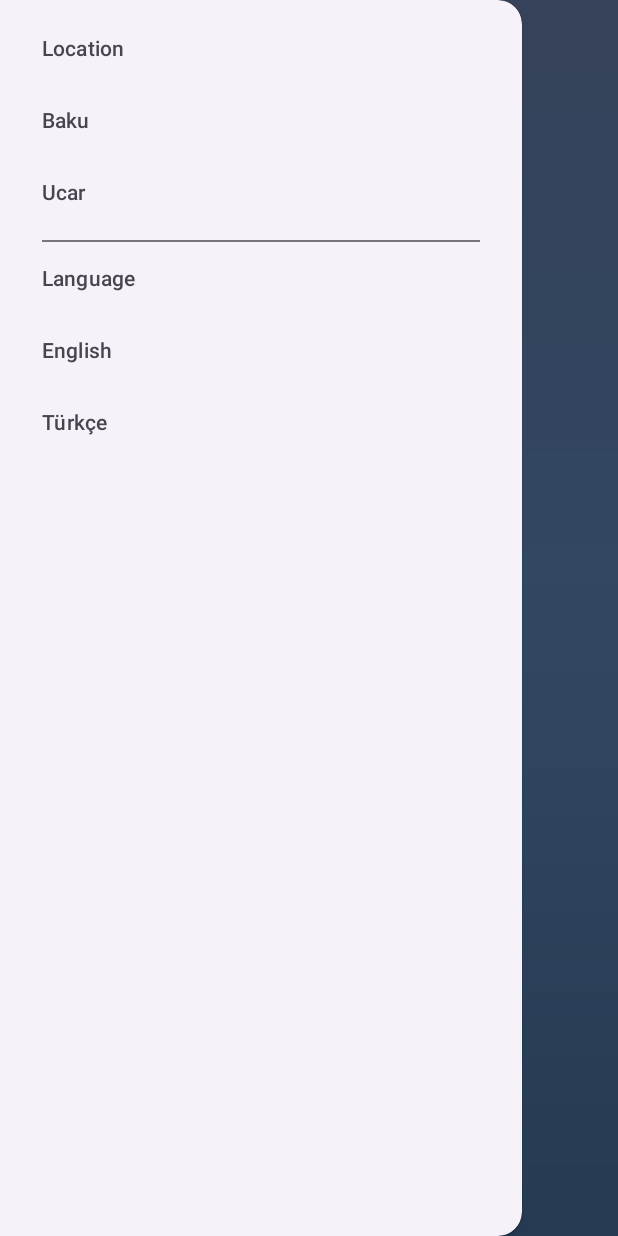
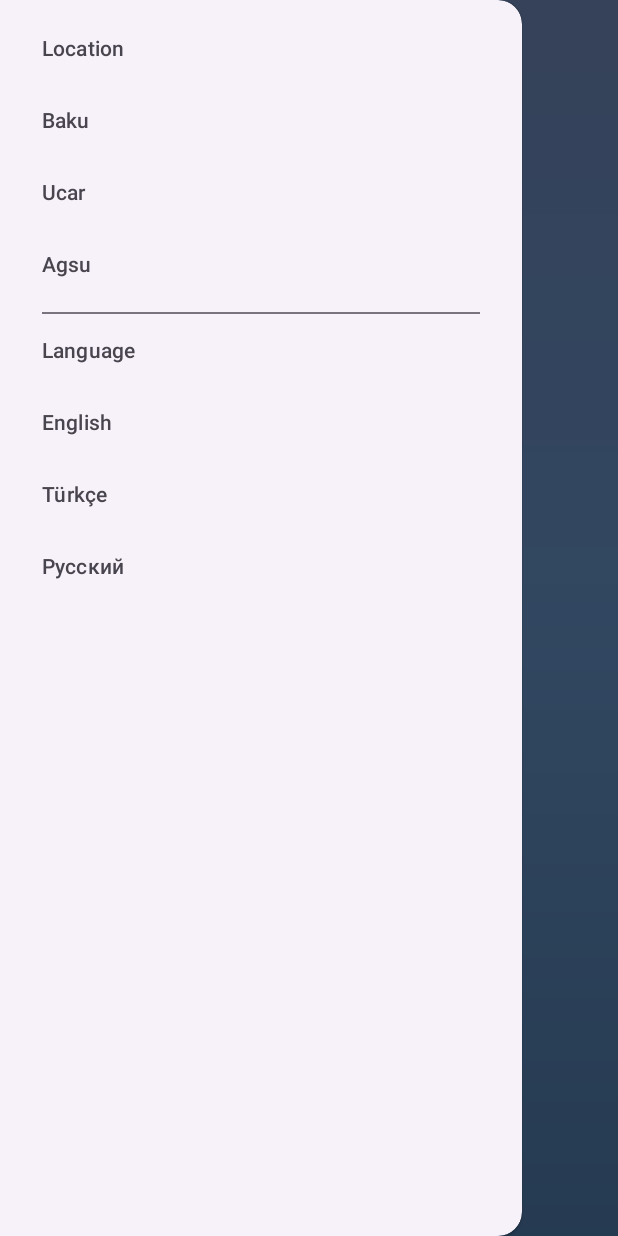
Before and after one commit to Chingiz-Taghili/Weather, an Android app: the screen it shows after launch (MainActivity), with the side drawer open, on a phone screen of 412 x 824 dp. Run offline under Robolectric (Android 15) with nearby library versions, the phone set to English and light mode, and no system bars; our stand-ins replace Picasso, RxJava; network calls fail; pictures from the network do not load.

Commit message:
10.08.23

```diff
--- a/app/src/main/java/com/cingiztagili/weather/service/ServiceAPI.kt
+++ b/app/src/main/java/com/cingiztagili/weather/service/ServiceAPI.kt
@@ -3,8 +3,15 @@ package com.cingiztagili.weather.service
 import com.cingiztagili.weather.model.Model
 import io.reactivex.rxjava3.core.Observable
 import retrofit2.http.GET
+import retrofit2.http.Query
 
 interface ServiceAPI {
-    @GET("v1/forecast.json?key=bd64a2ded339460d9b364123230208&q=Baku&days=7&aqi=yes&alerts=yes")
-    fun getData(): Observable<Model>
+
+    //https://api.weatherapi.com/v1/forecast.json?key=bd64a2ded339460d9b364123230208&q=Baku&days=7&aqi=yes&alerts=yes
+
+    @GET("v1/forecast.json")
+    fun getData(
+        @Query("key") key: String, @Query("q") location: String, @Query("days") days: Int,
+        @Query("aqi") aqi: String, @Query("alerts") alerts: String, @Query("lang") language: String
+    ): Observable<Model>
 }
--- a/app/src/main/java/com/cingiztagili/weather/view/MainActivity.kt
+++ b/app/src/main/java/com/cingiztagili/weather/view/MainActivity.kt
@@ -1,5 +1,7 @@
 package com.cingiztagili.weather.view
 
+import android.content.Intent
+import android.content.SharedPreferences
 import android.os.Build
 import android.os.Bundle
 import android.view.MenuItem
@@ -35,10 +37,17 @@ import kotlin.math.roundToInt
 class MainActivity : AppCompatActivity() {
     private lateinit var binding: ActivityMainBinding
     private val BASE_URL = "https://api.weatherapi.com/"
-
+    private val keyQuery = "bd64a2ded339460d9b364123230208"
+    private var locationQuery = "Baku"
+    private val daysQuery = 7
+    private val aqiQuery = "yes"
+    private val alertsQuery = "yes"
+    private var languageQuery = "en"
+    private lateinit var sharedPreferences: SharedPreferences
     private var compositeDisposable: CompositeDisposable? = null
 
     private lateinit var imageButton: ImageView
+
 
     lateinit var drawerLayout: DrawerLayout
     lateinit var actionBarDrawerToggle: ActionBarDrawerToggle
@@ -69,6 +78,11 @@ class MainActivity : AppCompatActivity() {
         supportActionBar?.setDisplayHomeAsUpEnabled(true)
 
 
+        sharedPreferences = this.getSharedPreferences("savedLastQueries", MODE_PRIVATE)
+        locationQuery = sharedPreferences.getString("locationQuery", "Baku")?: "Baku"
+        languageQuery = sharedPreferences.getString("languageQuery", "en")?: "en"
+
+
         navigationItemSelect()
 
 
@@ -89,16 +103,42 @@ class MainActivity : AppCompatActivity() {
         if (navigationView != null) {
             navigationView.setNavigationItemSelectedListener {
                 if (it.itemId == R.id.Baku) {
-                    println("Baku selected")
+                    locationQuery = "Baku"
                 } else if (it.itemId == R.id.Ucar) {
-                    println("Ucar selected")
+                    locationQuery = "Ucar"
+                } else if (it.itemId == R.id.Agsu) {
+                    locationQuery = "Agsu"
                 } else if (it.itemId == R.id.inEnglish) {
-                    println("English selected")
+                    languageQuery = "en"
+                    binding.hourlyForecastText.text = "Saatlik Tahmin"
+                    binding.weeklyForecastText.text = "Haftalık Tahmin"
+                    binding.feelsLikeText.text = "Gerçek Hissedilen"
+                    binding.humidityText.text = "Nem Oranı"
+                    binding.uvIndexText.text = "UV Endeksi"
+                    binding.windText.text = "Rüzgar"
+                    binding.sunriseText.text = "Gün Doğumu"
+                    binding.sunsetText.text = "Gün Batımı"
+                    binding.lastUpdatedText.text = "Güncellendi: "
                 } else if (it.itemId == R.id.inTurkish) {
-                    println("Turkish selected")
+                    languageQuery = "tr"
+                    binding.hourlyForecastText.text = "Saatlik Tahmin"
+                    binding.weeklyForecastText.text = "Haftalık Tahmin"
+                    binding.feelsLikeText.text = "Gerçek Hissedilen"
+                    binding.humidityText.text = "Nem Oranı"
+                    binding.uvIndexText.text = "UV Endeksi"
+                    binding.windText.text = "Rüzgar"
+                    binding.sunriseText.text = "Gün Doğumu"
+                    binding.sunsetText.text = "Gün Batımı"
+                    binding.lastUpdatedText.text = "Güncellendi: "
+                } else if (it.itemId == R.id.inRussian) {
+                    languageQuery = "ru"
                 }
+                sharedPreferences.edit().putString("locationQuery", locationQuery).apply()
+                sharedPreferences.edit().putString("languageQuery", languageQuery).apply()
+                finish()
+                startActivity(intent)
 
-                return@setNavigationItemSelectedListener true
+                return@setNavigationItemSelectedListener false
             }
         }
     }
@@ -119,7 +159,14 @@ class MainActivity : AppCompatActivity() {
             .build().create(ServiceAPI::class.java)
 
         compositeDisposable?.add(
-            retrofit.getData()
+            retrofit.getData(
+                keyQuery,
+                locationQuery,
+                daysQuery,
+                aqiQuery,
+                alertsQuery,
+                languageQuery
+            )
                 .subscribeOn(Schedulers.io())
                 .observeOn(AndroidSchedulers.mainThread())
                 .doOnError(this::handleError)
@@ -211,7 +258,7 @@ class MainActivity : AppCompatActivity() {
                     DateTimeFormatter.ofPattern("yyyy-MM-dd HH:mm") //"2023-08-09 14:00"
                 )
                 val updatedTime = DateTimeFormatter.ofPattern("dd.MM HH:mm").format(APIupdateTime)
-                binding.lastUpdatedTime.text = "Updated: ${updatedTime}"
+                binding.lastUpdatedTime.text = updatedTime
             }
 
 
--- a/app/src/main/res/layout/activity_main.xml
+++ b/app/src/main/res/layout/activity_main.xml
@@ -136,6 +136,7 @@
                     android:orientation="vertical">
 
                     <TextView
+                        android:id="@+id/hourlyForecastText"
                         android:layout_width="match_parent"
                         android:layout_height="wrap_content"
                         android:layout_marginLeft="7dp"
@@ -167,6 +168,7 @@
                     android:orientation="vertical">
 
                     <TextView
+                        android:id="@+id/weeklyForecastText"
                         android:layout_width="match_parent"
                         android:layout_height="wrap_content"
                         android:layout_marginLeft="7dp"
@@ -421,6 +423,20 @@
                 </LinearLayout>
 
                 <TextView
+                    android:id="@+id/lastUpdatedText"
+                    android:layout_width="wrap_content"
+                    android:layout_height="wrap_content"
+                    android:layout_below="@+id/sunsetLinearlayout"
+                    android:layout_toLeftOf="@+id/lastUpdatedTime"
+                    android:layout_marginTop="15dp"
+                    android:layout_marginEnd="0dp"
+                    android:layout_marginBottom="19dp"
+                    android:text="Updated: "
+                    android:textColor="#88FFFFFF"
+                    android:textSize="15sp"
+                    android:textStyle="bold" />
+
+                <TextView
                     android:id="@+id/lastUpdatedTime"
                     android:layout_width="wrap_content"
                     android:layout_height="wrap_content"
@@ -429,7 +445,7 @@
                     android:layout_marginTop="15dp"
                     android:layout_marginEnd="5dp"
                     android:layout_marginBottom="19dp"
-                    android:text="last updated time"
+                    android:text="Updated time"
                     android:textColor="#88FFFFFF"
                     android:textSize="15sp"
                     android:textStyle="bold" />
--- a/app/src/main/res/menu/menu.xml
+++ b/app/src/main/res/menu/menu.xml
@@ -1,7 +1,7 @@
 <?xml version="1.0" encoding="utf-8"?>
 <menu xmlns:android="http://schemas.android.com/apk/res/android"
+    xmlns:app="http://schemas.android.com/apk/res-auto"
     xmlns:tools="http://schemas.android.com/tools"
-    xmlns:app="http://schemas.android.com/apk/res-auto"
     tools:ignore="HardcodedText">
 
     <item
@@ -16,7 +16,11 @@
 
             <item
                 android:id="@+id/Ucar"
-                android:title="Ucar"/>
+                android:title="Ucar" />
+
+            <item
+                android:id="@+id/Agsu"
+                android:title="Agsu" />
 
         </menu>
 
@@ -24,17 +28,21 @@
 
     <item
         android:id="@+id/change_language"
-        android:title="Language" >
+        android:title="Language">
 
         <menu>
 
             <item
                 android:id="@+id/inEnglish"
-                android:title="English"/>
+                android:title="English" />
 
             <item
                 android:id="@+id/inTurkish"
-                android:title="Türkçe"/>
+                android:title="Türkçe" />
+
+            <item
+                android:id="@+id/inRussian"
+                android:title="Русский" />
 
         </menu>
 
```
